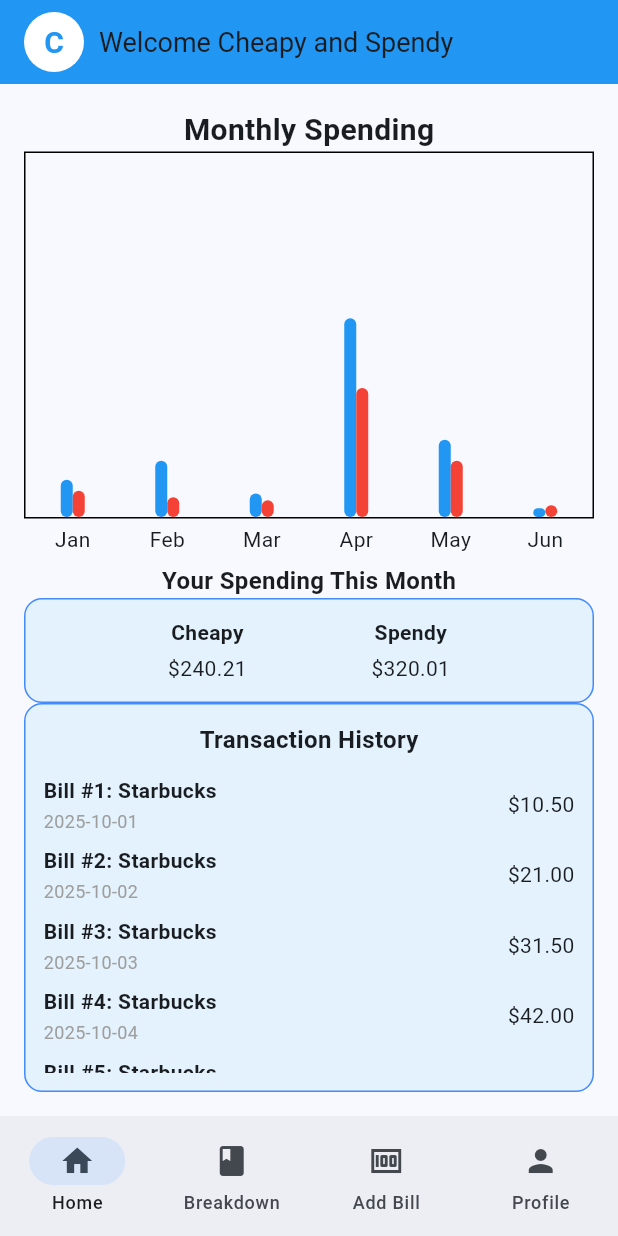
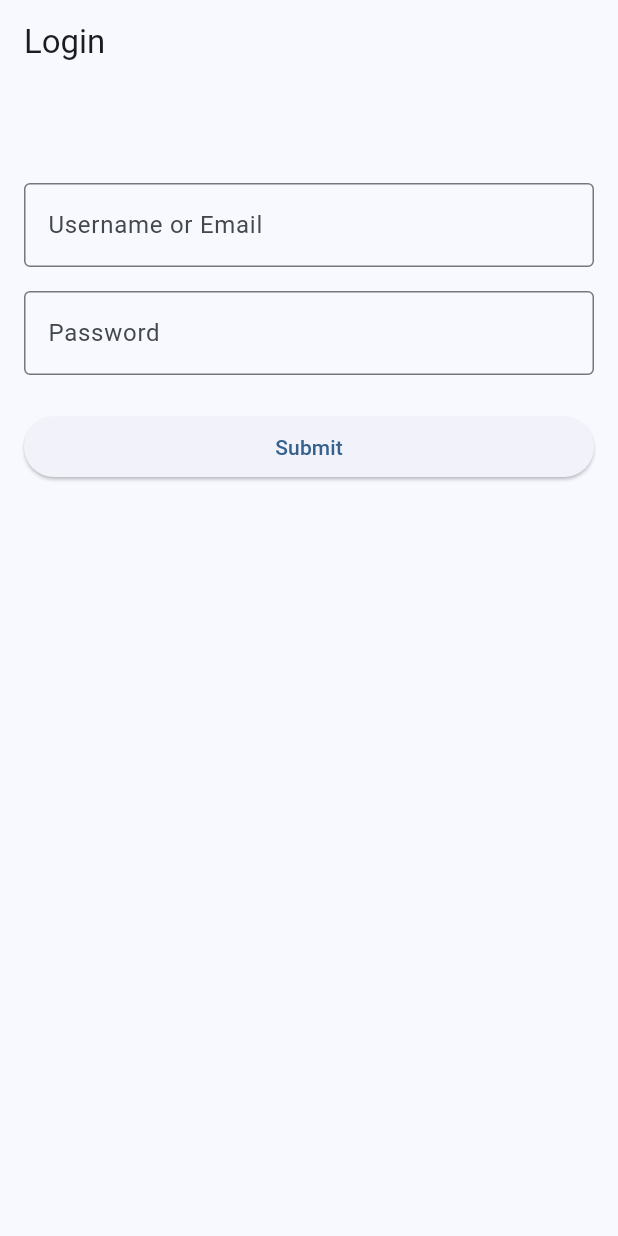
Before and after one commit to KeiranMacKay/MobileDevFinalProject, a Flutter app: the screen it shows after launch, on a phone screen of 412 x 824 dp. Run offline on Flutter 3.47's test engine with Material 3 defaults, Android fonts, the phone set to English and light mode, and no system bars; drawn by our look-alikes of fl_chart.

Commit message:
updates on more screen, login screen now working

```diff
--- a/lib/main.dart
+++ b/lib/main.dart
@@ -5,6 +5,7 @@ import 'pages/account_creation.dart';
 import 'pages/monthly_breakdown.dart';
 import 'pages/profile.dart';
 import 'pages/add_bill.dart';
+import 'pages/login.dart';
 
 void main() {
   runApp(MyApp());
@@ -17,7 +18,7 @@ class MyApp extends StatelessWidget {
       debugShowCheckedModeBanner: false,
       title: 'Final Project',
       theme: ThemeData(useMaterial3: true, colorSchemeSeed: Colors.blue),
-      home: MainPage(),
+      home: LoginPage(),
     );
   }
 }
--- a/lib/pages/home_page.dart
+++ b/lib/pages/home_page.dart
@@ -1,7 +1,7 @@
 import 'package:flutter/material.dart';
 import 'package:fl_chart/fl_chart.dart';
 
-//Bill class
+//bill class
 class Bill extends StatelessWidget {
   final String name;
   final String place;
@@ -92,6 +92,7 @@ class HomePage extends StatelessWidget {
         padding: const EdgeInsets.all(16.0),
         child: Column(
           children: [
+
             //chart title
             const Center(
               child: Text(
@@ -134,6 +135,7 @@ class HomePage extends StatelessWidget {
                       ),
                     ),
                   ),
+
                   barGroups: List.generate(6, (i) =>
                       BarChartGroupData(
                         x: i,
--- a/lib/pages/login.dart
+++ b/lib/pages/login.dart
@@ -1,11 +1,83 @@
 import 'package:flutter/material.dart';
+import 'home_page.dart';
+import '../main.dart';
 
-class Login extends StatelessWidget {
+class LoginPage extends StatefulWidget {
+  @override
+  _LoginPageState createState() => _LoginPageState();
+}
+
+class _LoginPageState extends State<LoginPage> {
+  final TextEditingController _emailController = TextEditingController();
+  final TextEditingController _passwordController = TextEditingController();
+  final _formKey = GlobalKey<FormState>();
+
+
+  final String _validEmail = 'test@example.com';
+  final String _validPassword = 'password123';
+
+  void _login() {
+    if (_formKey.currentState!.validate()) {
+      String email = _emailController.text.trim();
+      String password = _passwordController.text.trim();
+
+      if (email == _validEmail && password == _validPassword) {
+        Navigator.pushReplacement(
+          context,
+          MaterialPageRoute(builder: (context) => MainPage()),
+        );
+      } else {
+        ScaffoldMessenger.of(context).showSnackBar(
+          const SnackBar(content: Text('Invalid email or password')),
+        );
+      }
+    }
+  }
+
   @override
   Widget build(BuildContext context) {
-    return const Scaffold(
-      body: Center(
-        child: Text('Login', style: TextStyle(fontSize: 24)),
+    return Scaffold(
+      appBar: AppBar(title: const Text('Login')),
+      body: Padding(
+        padding: const EdgeInsets.all(16.0),
+        child: Form(
+          key: _formKey,
+          child: Column(
+            crossAxisAlignment: CrossAxisAlignment.stretch,
+            mainAxisAlignment: MainAxisAlignment.start,
+            children: [
+              const SizedBox(height: 50),
+
+              TextFormField(
+                controller: _emailController,
+                decoration: const InputDecoration(
+                  labelText: 'Username or Email',
+                  border: OutlineInputBorder(),
+                ),
+                validator: (value) =>
+                value == null || value.isEmpty ? 'Enter your email or Username' : null,
+              ),
+              const SizedBox(height: 16),
+
+              TextFormField(
+                controller: _passwordController,
+                decoration: const InputDecoration(
+                  labelText: 'Password',
+                  border: OutlineInputBorder(),
+                ),
+                obscureText: true,
+                validator: (value) =>
+                value == null || value.isEmpty ? 'Enter your password' : null,
+              ),
+              const SizedBox(height: 24),
+
+              ElevatedButton(
+                onPressed: _login,
+                child: const Text('Submit'),
+              ),
+            ],
+          ),
+        ),
       ),
     );
   }
--- a/lib/pages/profile.dart
+++ b/lib/pages/profile.dart
@@ -9,7 +9,6 @@ class Profile extends StatefulWidget {
 
 class _ProfileState extends State<Profile> {
   final String username = 'Cheapy and Spendy';
-
   final List<String> _users = ['Cheapy', 'Spendy'];
 
   @override
```
